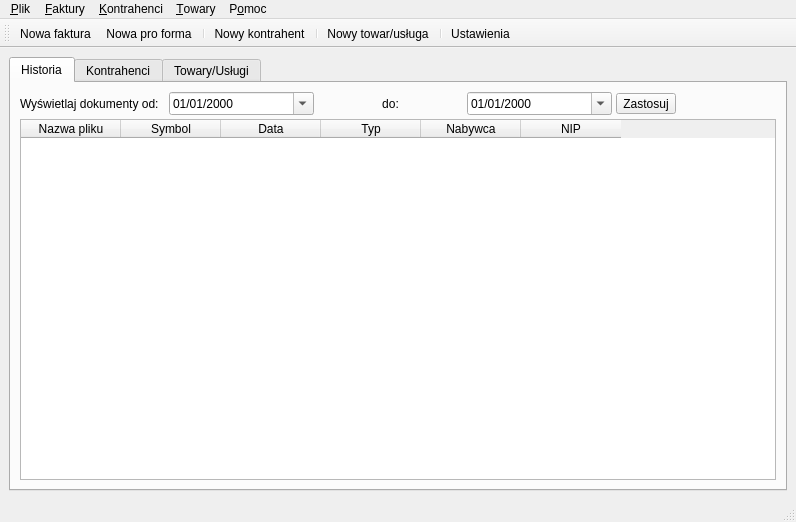
Above: MainWindow.ui from juliagoda/qfaktury before the change. Below: the same form after it.
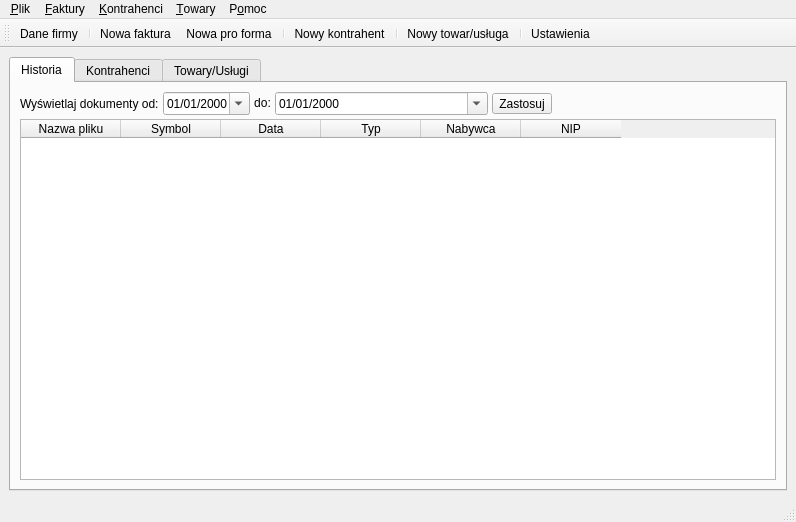
That is the form after the change. Icons and pictures are not drawn.

```diff
--- a/MainWindow.ui
+++ b/MainWindow.ui
@@ -35,9 +35,9 @@
        <attribute name="title" >
         <string>Historia</string>
        </attribute>
-       <layout class="QGridLayout" name="gridLayout" >
-        <item row="0" column="0" >
-         <layout class="QHBoxLayout" name="horizontalLayout_3" >
+       <layout class="QVBoxLayout" name="verticalLayout" >
+        <item>
+         <layout class="QHBoxLayout" name="horizontalLayout" >
           <item>
            <layout class="QHBoxLayout" name="horizontalLayout_2" >
             <item>
@@ -66,9 +66,13 @@
            </layout>
           </item>
           <item>
-           <layout class="QHBoxLayout" name="horizontalLayout" >
-            <item>
              <widget class="QLabel" name="textLabel2" >
+            <property name="sizePolicy" >
+             <sizepolicy vsizetype="Maximum" hsizetype="Maximum" >
+              <horstretch>40</horstretch>
+              <verstretch>0</verstretch>
+             </sizepolicy>
+            </property>
               <property name="layoutDirection" >
                <enum>Qt::LeftToRight</enum>
               </property>
@@ -102,8 +106,6 @@
               </property>
              </widget>
             </item>
-           </layout>
-          </item>
           <item>
            <widget class="QToolButton" name="applyFiltrBtn" >
             <property name="text" >
@@ -121,15 +123,15 @@
             </property>
             <property name="sizeHint" stdset="0" >
              <size>
-              <width>100</width>
-              <height>20</height>
+              <width>224</width>
+              <height>19</height>
              </size>
             </property>
            </spacer>
           </item>
          </layout>
         </item>
-        <item row="1" column="0" >
+        <item>
          <widget class="QTableWidget" name="tableH" >
           <property name="editTriggers" >
            <set>QAbstractItemView::NoEditTriggers</set>
@@ -345,7 +347,7 @@
      <x>0</x>
      <y>0</y>
      <width>796</width>
-     <height>29</height>
+     <height>19</height>
     </rect>
    </property>
    <widget class="QMenu" name="plikAct" >
@@ -418,6 +420,8 @@
    <attribute name="toolBarBreak" >
     <bool>false</bool>
    </attribute>
+   <addaction name="plikDane_firmyAction" />
+   <addaction name="separator" />
    <addaction name="fakturyDodajAction" />
    <addaction name="fakturyPFormaAction" />
    <addaction name="separator" />
```
Lines whose indentation alone changed are shown as unchanged.
